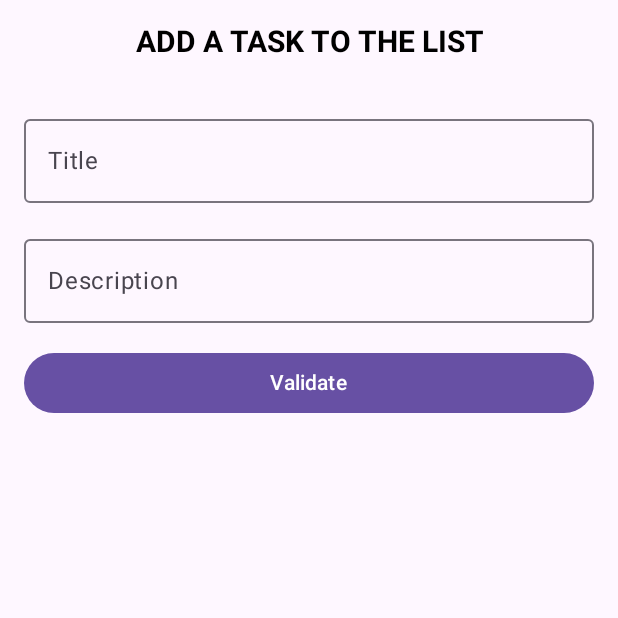
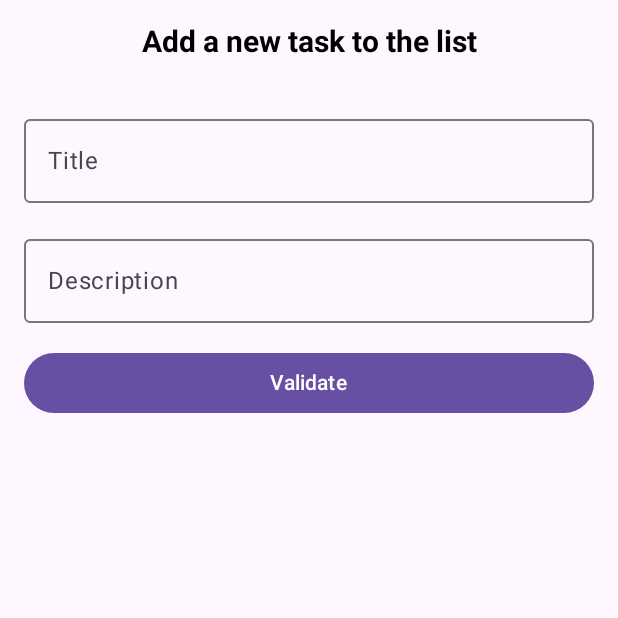
Before and after one commit to GZL999/androidProject2023, an Android app built with Jetpack Compose: the DetailActivity screen opened directly, with no data from a screen before it, on a phone screen of 412 x 824 dp, the top half of it. Run offline under Robolectric (Android 15) with nearby library versions, the phone set to English and light mode, and no system bars; network calls fail.

Commit message:
More UI upgrades : random

```diff
--- a/app/src/main/java/com/gzl/todo/detail/DetailActivity.kt
+++ b/app/src/main/java/com/gzl/todo/detail/DetailActivity.kt
@@ -65,7 +65,7 @@ fun Detail(initialTask: Task? = null, onValidate: (Task) -> Unit) {
     ) {
         // Title
         Text(
-            text = "ADD A TASK TO THE LIST",
+            text = "Add a new task to the list",
             fontSize = 20.sp,
             color = Color.Black,
             fontWeight = FontWeight.Bold,
```
Also changed, not shown: app/src/main/res/layout/fragment_task_list.xml (+10 -2 lines).
